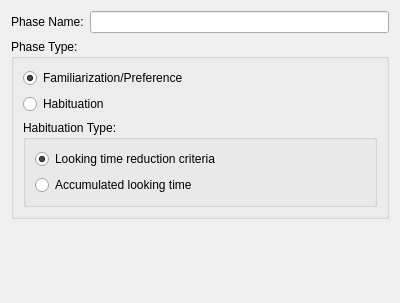
Above: libs/habutil/wizards/PhaseWPInitial.ui from djsperka/habit2-src before the change. Below: the same form after it.
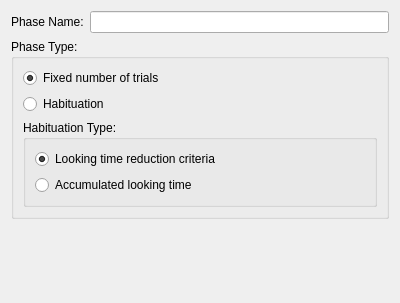
That is the form after the change.

The edit to the form file:
```diff
--- a/libs/habutil/wizards/PhaseWPInitial.ui
+++ b/libs/habutil/wizards/PhaseWPInitial.ui
@@ -49,7 +49,7 @@
          <string>Subject must accumulate a specified amount of looking during each trial.</string>
         </property>
         <property name="text">
-         <string>Familiarization/Preference</string>
+         <string>Fixed number of trials</string>
         </property>
         <property name="checked">
          <bool>true</bool>
```
